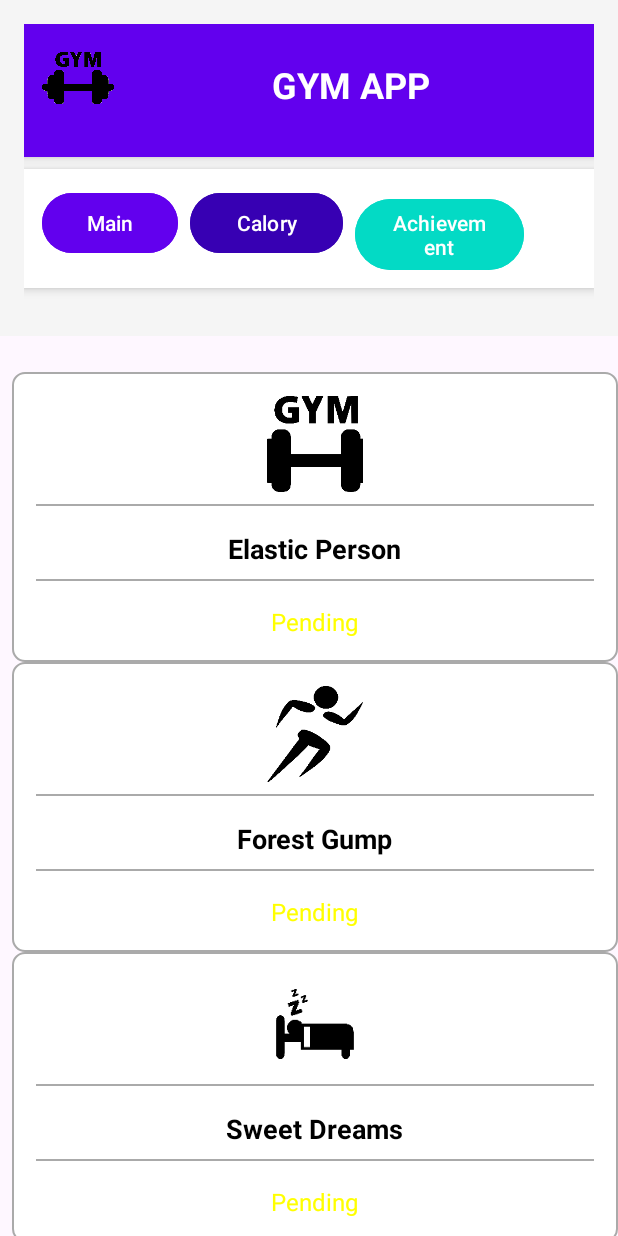
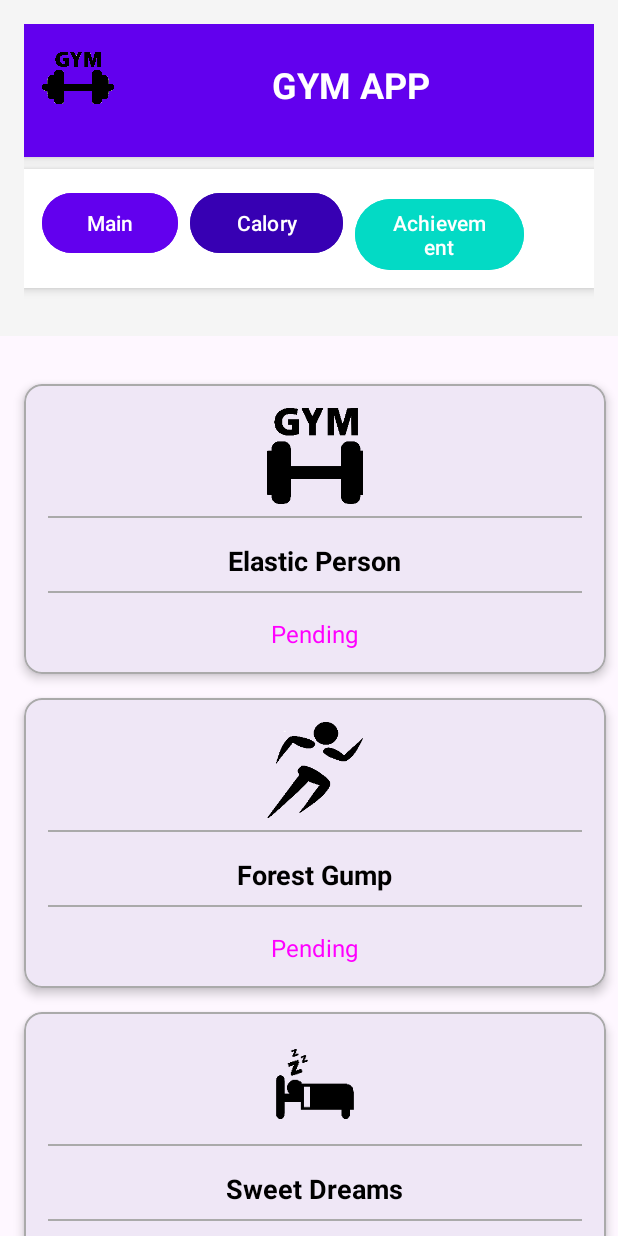
Before and after one commit to emirardagn/project_part_1, an Android app: the AchievementFragment screen opened through its navigation route, on a phone screen of 412 x 824 dp. Run offline under Robolectric (Android 15) with nearby library versions, the phone set to English and light mode, and no system bars; our stand-ins replace data binding.

Commit message:
change design of recyclerview

```diff
--- a/app/src/main/java/com/example/novnavex/AchievementDetailFragment.kt
+++ b/app/src/main/java/com/example/novnavex/AchievementDetailFragment.kt
@@ -55,7 +55,7 @@ class AchievementDetailFragment : Fragment() {
                     binding.achievementStatus.setTextColor(
                         when (achievement.status) {
                             "Done" -> Color.GREEN
-                            "Pending" -> Color.YELLOW
+                            "Pending" -> Color.MAGENTA
                             "Not Taken" -> Color.RED
                             else -> Color.GRAY
                         }
--- a/app/src/main/java/com/example/novnavex/adapter/AchievementListAdapter.kt
+++ b/app/src/main/java/com/example/novnavex/adapter/AchievementListAdapter.kt
@@ -42,7 +42,7 @@ class AchievementListAdapter(
                     binding.achievementStatus.setTextColor(Color.GREEN) // Set color to green for Done
                 }
                 "Pending" -> {
-                    binding.achievementStatus.setTextColor(Color.YELLOW) // Set color to yellow for Pending
+                    binding.achievementStatus.setTextColor(Color.MAGENTA) // Set color to yellow for Pending
                 }
                 "Not Taken" -> {
                     binding.achievementStatus.setTextColor(Color.RED) // Set color to red for Not Taken
--- a/app/src/main/res/layout/item_achievement.xml
+++ b/app/src/main/res/layout/item_achievement.xml
@@ -8,12 +8,19 @@
             name="achievement"
             type="com.example.novnavex.data.Achievement" />
     </data>
+    <com.google.android.material.card.MaterialCardView
+        android:layout_width="match_parent"
+        android:layout_height="wrap_content"
+        android:layout_margin="8dp"
+        app:cardCornerRadius="12dp"
+        app:cardElevation="4dp"
+        app:strokeColor="@android:color/darker_gray"
+        app:strokeWidth="1dp">
         <LinearLayout
             android:layout_width="match_parent"
             android:layout_height="wrap_content"
             android:orientation="vertical"
-        android:padding="16dp"
-        android:background="@drawable/rounded_background">
+            android:padding="16dp">
 
             <ImageView
                 android:id="@+id/achievement_image"
@@ -57,4 +64,5 @@
                 android:textSize="16sp"
                 android:text="@{achievement.status}" />
         </LinearLayout>
+    </com.google.android.material.card.MaterialCardView>
 </layout>
```
Lines whose indentation alone changed are shown as unchanged.
